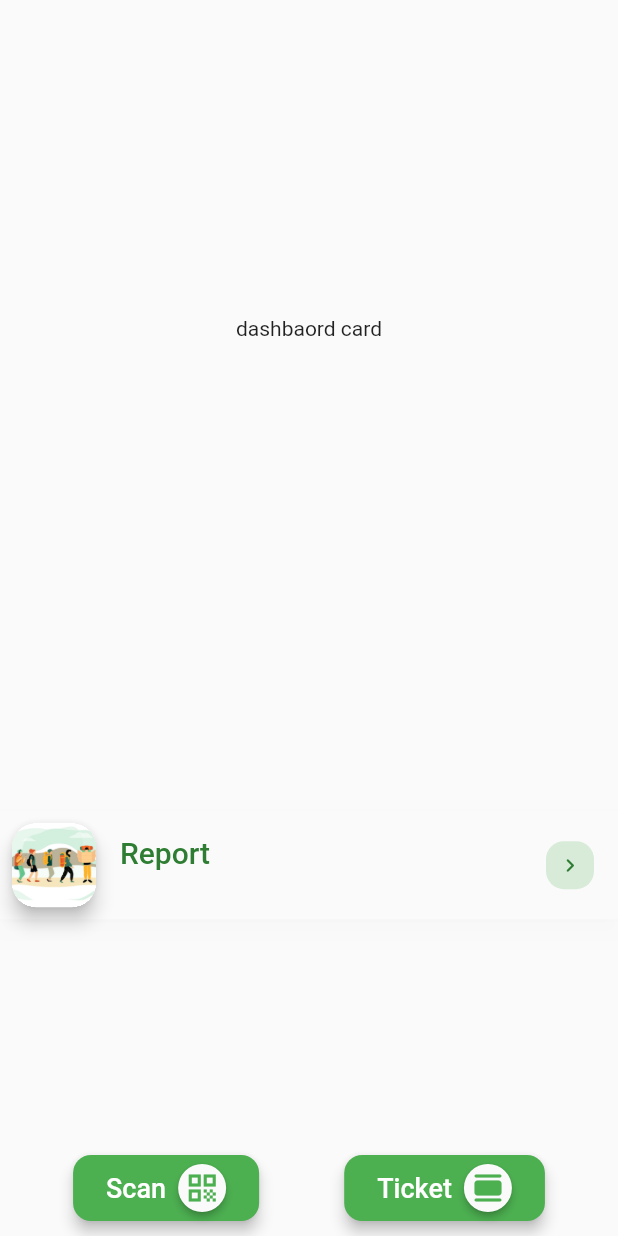
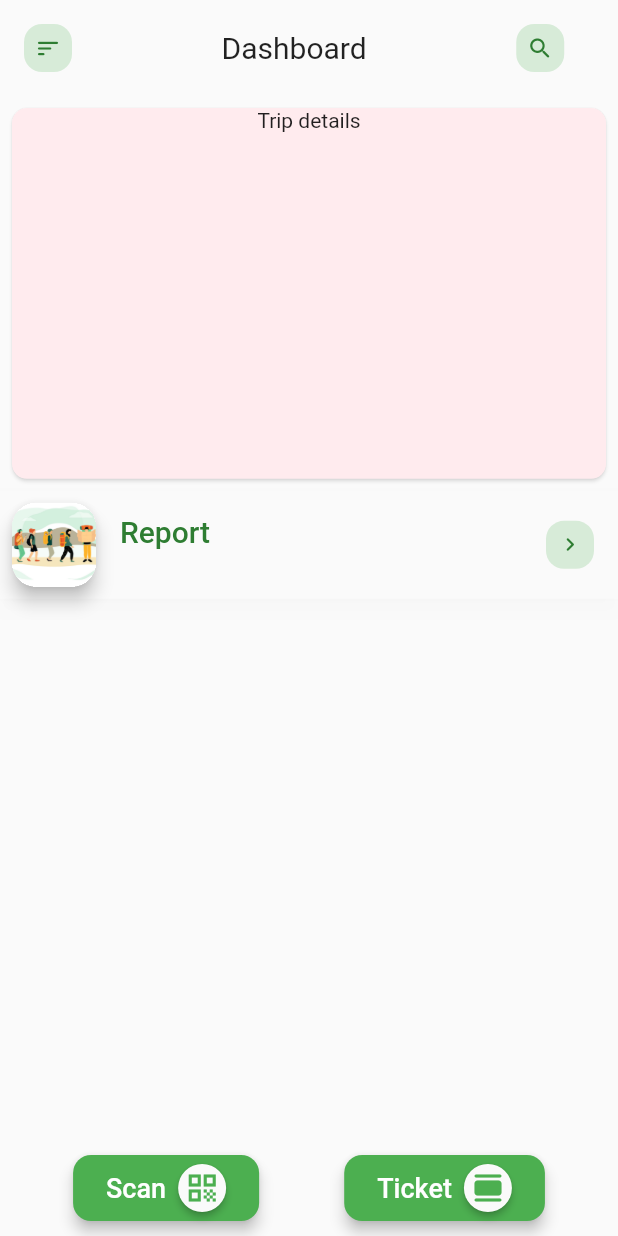
Before and after one commit to sunilimpereal/myecotrip, a Flutter app: the screen it shows after launch, on a phone screen of 412 x 824 dp. Run offline on Flutter 3.47's test engine with Material 2 defaults, Android fonts, the phone set to English and light mode, and no system bars; our stand-ins replace carousel_slider, dropdown_button2, flutter_svg, lottie, persistent_bottom_nav_bar, rxdart and 3 more; missing offline and left inert: colorful_safe_area, scroll_navigation.

Commit message:
second push

```diff
--- a/lib/admin/dashboard/screens/dashboard.dart
+++ b/lib/admin/dashboard/screens/dashboard.dart
@@ -1,9 +1,11 @@
 import 'package:flutter/material.dart';
 import 'package:myecotrip/admin/dashboard/screens/widgets/adbutton.dart';
+import 'package:myecotrip/admin/dashboard/screens/widgets/dashboard_card.dart';
 import 'package:myecotrip/admin/issue_ticket/screens/select_landscape.dart';
 import 'package:myecotrip/admin/reports/screens/reports_screen.dart';
 import 'package:myecotrip/admin/ticket_scan/screen/scan_screen.dart';
 import 'package:myecotrip/constants/config.dart';
+import 'package:myecotrip/main/Trekking_Details_page/Widgets/app_bar.dart';
 import 'package:myecotrip/main/Trekking_Details_page/Widgets/back_button.dart';
 
 class AdminDashboard extends StatefulWidget {
@@ -17,21 +19,38 @@ class _AdminDashboardState extends State<AdminDashboard> {
   @override
   Widget build(BuildContext context) {
     return Scaffold(
-      body: Container(
+      body: SafeArea(
         child: Stack(
           children: [
             //body
-            Container(
-                child: Column(
-              mainAxisAlignment: MainAxisAlignment.center,
+            Column(
               children: [
+                CustomAppBar(
+                  leading: CustomIconButton(
+                    onTap: () {},
+                    iconData: Icons.sort_rounded,
+                  ),
+                  title: const Text(
+                    "Dashboard",
+                    style: TextStyle(fontWeight: FontWeight.normal, fontSize: 20),
+                  ),
+                  end: Container(
+                      child: CustomIconButton(
+                    onTap: () {},
+                    iconData: Icons.search_rounded,
+                  )),
+                ),
                 Container(
-                  height: Config().deviceHeight(context) * 0.4,
-                  child: Text("dashbaord card"),
-                ),
-                Reportcard()
+                    child: Column(
+                  mainAxisAlignment: MainAxisAlignment.center,
+                  children: [
+                    TrekDetailCard(),
+                    Reportcard(),
+                  ],
+                )),
               ],
-            )),
+            ),
+
             // bottom buttons
             Positioned(
               bottom: 0,
--- /dev/null
+++ b/lib/admin/dashboard/screens/widgets/dashboard_card.dart
@@ -0,0 +1,44 @@
+import 'package:flutter/material.dart';
+import 'package:myecotrip/constants/config.dart';
+
+class TrekDetailCard extends StatefulWidget {
+  const TrekDetailCard({Key? key}) : super(key: key);
+
+  @override
+  State<TrekDetailCard> createState() => TrekDetailCardState();
+}
+
+class TrekDetailCardState extends State<TrekDetailCard> {
+  @override
+  Widget build(BuildContext context) {
+    return Padding(
+      padding: const EdgeInsets.all(8.0),
+      child: Material(
+        elevation: 1,
+        shadowColor: Colors.white,
+        color: Colors.red[50],
+        borderRadius: BorderRadius.circular(10),
+        child: Container(
+          height: Config().deviceHeight(context) * 0.3,
+          width: Config().deviceWidth(context),
+          child: Column(
+            children: [Text("Trip details")],
+          ),
+        ),
+      ),
+    );
+  }
+
+  Widget name() {
+    return Container(
+      child: Column(
+        children:const [
+          Text(
+            "Anthargange",
+            style: TextStyle(),
+          )
+        ],
+      ),
+    );
+  }
+}
```
